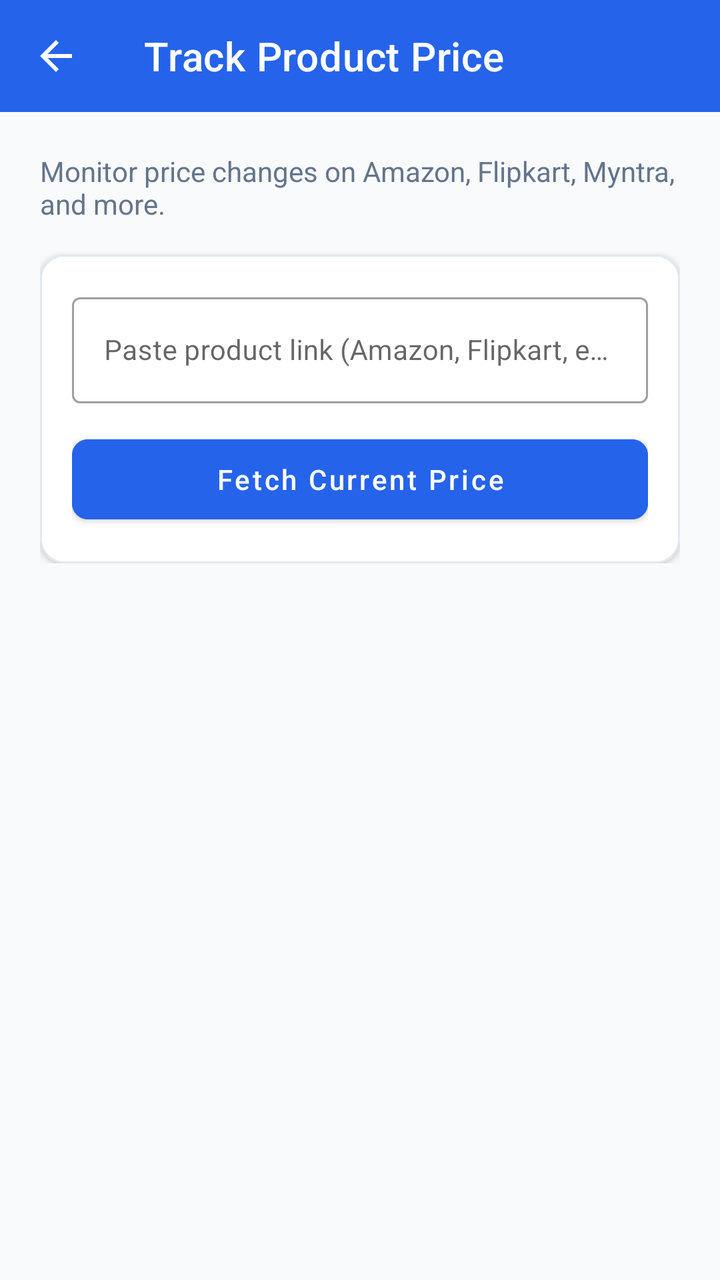
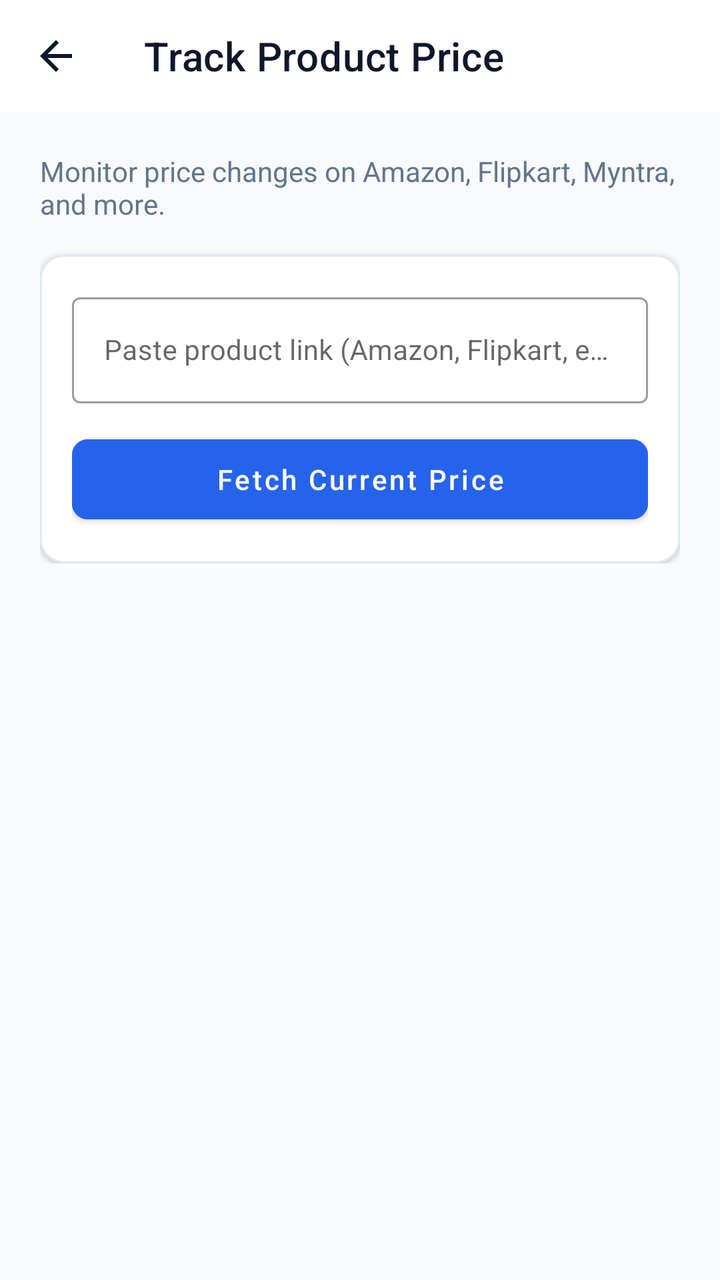

Two renders of the same Android screen: before a commit and after it. Below are the layout's source before the change and the commit's diff.
<!-- AndroidManifest.xml: application theme Theme.Pricealerter -->
<!-- res/layout/activity_quick_add.xml -->
<?xml version="1.0" encoding="utf-8"?>
<ScrollView xmlns:android="http://schemas.android.com/apk/res/android"
    xmlns:app="http://schemas.android.com/apk/res-auto"
    android:layout_width="match_parent"
    android:layout_height="match_parent"
    android:background="@color/background"
    android:fillViewport="true">

    <LinearLayout
        android:layout_width="match_parent"
        android:layout_height="wrap_content"
        android:orientation="vertical">

        
        <com.google.android.material.appbar.MaterialToolbar
            android:id="@+id/toolbar"
            android:layout_width="match_parent"
            android:layout_height="?attr/actionBarSize"
            android:background="@color/primary"
            app:title="@string/quick_add_title"
            app:titleTextColor="@color/white"
            app:navigationIcon="@drawable/ic_arrow_back" />

        <LinearLayout
            android:layout_width="match_parent"
            android:layout_height="wrap_content"
            android:orientation="vertical"
            android:padding="20dp">

            <TextView
                android:layout_width="wrap_content"
                android:layout_height="wrap_content"
                android:text="@string/quick_add_desc"
                android:textColor="@color/text_secondary"
                android:textSize="14sp" />

            
            <com.google.android.material.card.MaterialCardView
                android:layout_width="match_parent"
                android:layout_height="wrap_content"
                android:layout_marginTop="16dp"
                app:cardBackgroundColor="@color/surface"
                app:cardCornerRadius="12dp"
                app:cardElevation="2dp"
                app:strokeColor="@color/card_stroke"
                app:strokeWidth="1dp">

                <LinearLayout
                    android:layout_width="match_parent"
                    android:layout_height="wrap_content"
                    android:orientation="vertical"
                    android:padding="16dp">

                    <com.google.android.material.textfield.TextInputLayout
                        android:id="@+id/tilProductUrl"
                        style="@style/Widget.MaterialComponents.TextInputLayout.OutlinedBox"
                        android:layout_width="match_parent"
                        android:layout_height="wrap_content"
                        android:hint="@string/product_url_hint">

                        <com.google.android.material.textfield.TextInputEditText
                            android:id="@+id/etProductUrl"
                            android:layout_width="match_parent"
                            android:layout_height="wrap_content"
                            android:inputType="textUri"
                            android:maxLines="3"
                            android:textSize="14sp" />

                    </com.google.android.material.textfield.TextInputLayout>

                    <com.google.android.material.button.MaterialButton
                        android:id="@+id/btnFetchPrice"
                        android:layout_width="match_parent"
                        android:layout_height="52dp"
                        android:layout_marginTop="12dp"
                        android:backgroundTint="@color/primary"
                        android:text="@string/fetch_price_btn"
                        android:textAllCaps="false"
                        app:cornerRadius="8dp" />

                    <ProgressBar
                        android:id="@+id/loadingPrice"
                        android:layout_width="32dp"
                        android:layout_height="32dp"
                        android:layout_gravity="center"
                        android:layout_marginTop="8dp"
                        android:visibility="gone" />

                </LinearLayout>

            </com.google.android.material.card.MaterialCardView>

            
            <com.google.android.material.card.MaterialCardView
                android:id="@+id/cardProductResult"
                android:layout_width="match_parent"
                android:layout_height="wrap_content"
                android:layout_marginTop="16dp"
                android:visibility="gone"
                app:cardBackgroundColor="@color/surface"
                app:cardCornerRadius="12dp"
                app:cardElevation="2dp"
                app:strokeColor="@color/card_stroke"
                app:strokeWidth="1dp">

                <LinearLayout
                    android:layout_width="match_parent"
                    android:layout_height="wrap_content"
                    android:orientation="vertical"
                    android:padding="16dp">

                    <LinearLayout
                        android:layout_width="match_parent"
                        android:layout_height="wrap_content"
                        android:orientation="horizontal">

                        <TextView
                            android:id="@+id/tvSiteBadge"
                            android:layout_width="wrap_content"
                            android:layout_height="wrap_content"
                            android:background="@drawable/badge_site"
                            android:paddingStart="8dp"
                            android:paddingEnd="8dp"
                            android:paddingTop="3dp"
                            android:paddingBottom="3dp"
                            android:text="Amazon"
                            android:textColor="@color/primary"
                            android:textSize="12sp"
                            android:textStyle="bold" />

                    </LinearLayout>

                    <TextView
                        android:id="@+id/tvProductName"
                        android:layout_width="match_parent"
                        android:layout_height="wrap_content"
                        android:layout_marginTop="8dp"
                        android:ellipsize="end"
                        android:maxLines="3"
                        android:textColor="@color/text_primary"
                        android:textSize="16sp"
                        android:textStyle="bold" />

                    <TextView
                        android:id="@+id/tvCurrentPrice"
                        android:layout_width="wrap_content"
                        android:layout_height="wrap_content"
                        android:layout_marginTop="8dp"
                        android:textColor="@color/accent_dark"
                        android:textSize="22sp"
                        android:textStyle="bold" />

                    <View
                        android:layout_width="match_parent"
                        android:layout_height="1dp"
                        android:layout_marginTop="12dp"
                        android:layout_marginBottom="12dp"
                        android:background="@color/card_stroke" />

                    <com.google.android.material.textfield.TextInputLayout
                        android:id="@+id/tilTargetPrice"
                        style="@style/Widget.MaterialComponents.TextInputLayout.OutlinedBox"
                        android:layout_width="match_parent"
                        android:layout_height="wrap_content"
                        android:hint="@string/target_price_hint">

                        <com.google.android.material.textfield.TextInputEditText
                            android:id="@+id/etTargetPrice"
                            android:layout_width="match_parent"
                            android:layout_height="wrap_content"
                            android:inputType="numberDecimal"
                            android:textSize="16sp" />

                    </com.google.android.material.textfield.TextInputLayout>

                    <com.google.android.material.button.MaterialButton
                        android:id="@+id/btnSaveAlert"
                        android:layout_width="match_parent"
                        android:layout_height="52dp"
                        android:layout_marginTop="16dp"
                        android:backgroundTint="@color/accent"
                        android:text="@string/save_alert_btn"
                        android:textAllCaps="false"
                        app:cornerRadius="8dp" />

                </LinearLayout>

            </com.google.android.material.card.MaterialCardView>

        </LinearLayout>

    </LinearLayout>

</ScrollView>
<!-- resources referenced by this layout -->
<resources>
  <color name="accent">#10B981</color>
  <color name="accent_dark">#059669</color>
  <color name="background">#F8FAFC</color>
  <color name="card_stroke">#E2E8F0</color>
  <color name="primary">#2563EB</color>
  <color name="surface">#FFFFFF</color>
  <color name="text_primary">#0F172A</color>
  <color name="text_secondary">#64748B</color>
  <color name="white">#FFFFFF</color>
  <!-- drawable badge_site (drawable) -->
  <?xml version="1.0" encoding="utf-8"?>
  <shape xmlns:android="http://schemas.android.com/apk/res/android">
      <solid android:color="#DBEAFE" />
      <corners android:radius="4dp" />
      <stroke android:width="1dp" android:color="#BFDBFE" />
  </shape>
  <!-- drawable ic_arrow_back (drawable) -->
  <vector xmlns:android="http://schemas.android.com/apk/res/android"
      android:width="24dp"
      android:height="24dp"
      android:viewportWidth="24"
      android:viewportHeight="24">
    <path
        android:fillColor="#FFFFFFFF"
        android:pathData="M20,11H7.83l5.59,-5.59L12,4l-8,8 8,8 1.41,-1.41L7.83,13H20v-2z"/>
  </vector>
  <string name="fetch_price_btn">Fetch Current Price</string>
  <string name="product_url_hint">Paste product link (Amazon, Flipkart, etc.)</string>
  <string name="quick_add_desc">Monitor price changes on Amazon, Flipkart, Myntra, and more.</string>
  <string name="quick_add_title">Track Product Price</string>
  <string name="save_alert_btn">Set Price Alert</string>
  <string name="target_price_hint">Target Alert Price (₹)</string>
  <style name="Theme.Pricealerter" parent="Theme.MaterialComponents.DayNight.NoActionBar">
          
          <item name="colorPrimary">@color/primary</item>
          <item name="colorPrimaryVariant">@color/primary_dark</item>
          <item name="colorOnPrimary">@color/white</item>
          
          
          <item name="colorSecondary">@color/accent</item>
          <item name="colorSecondaryVariant">@color/accent_dark</item>
          <item name="colorOnSecondary">@color/white</item>
          
          
          <item name="android:windowBackground">@color/background</item>
          <item name="android:statusBarColor">@color/primary_dark</item>
          <item name="android:navigationBarColor">@color/surface</item>
      </style>
  <color name="primary_dark">#1D4ED8</color>
</resources>

<!-- the commit's change to res/layout/activity_quick_add.xml (unified diff, before → after) -->
@@ -16,10 +16,12 @@
             android:id="@+id/toolbar"
             android:layout_width="match_parent"
             android:layout_height="?attr/actionBarSize"
-            android:background="@color/primary"
+            android:background="@color/surface"
             app:title="@string/quick_add_title"
-            app:titleTextColor="@color/white"
-            app:navigationIcon="@drawable/ic_arrow_back" />
+            app:titleTextColor="@color/text_primary"
+            app:navigationIcon="@drawable/ic_arrow_back"
+            app:navigationIconTint="@color/text_primary"
+            app:elevation="1dp" />
 
         <LinearLayout
             android:layout_width="match_parent"
<!-- resource entries referenced after the edit -->
@@ -45,7 +45,8 @@
           
           
           <item name="android:windowBackground">@color/background</item>
-          <item name="android:statusBarColor">@color/primary_dark</item>
+          <item name="android:statusBarColor">@color/surface</item>
+          <item name="android:windowLightStatusBar">true</item>
           <item name="android:navigationBarColor">@color/surface</item>
       </style>
   <color name="primary_dark">#1D4ED8</color>
